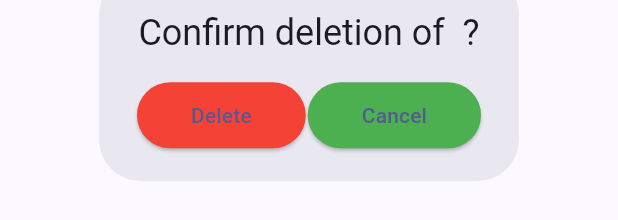
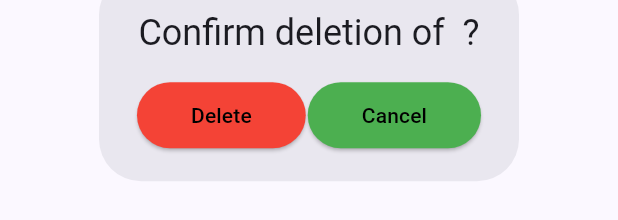
Before and after one commit to nicolaspernoud/atrium, a Flutter app: the DeleteDialog widget shown alone on an empty page, opened directly with empty values, on a phone screen of 412 x 824 dp. Shown: the part 541-761 px from the top of the screen. Run offline on Flutter 3.47's test engine with Material 3 defaults, Android fonts, the phone set to English and light mode, and no system bars; our stand-ins replace dio, file_picker, flutter_colorpicker, flutter_local_notifications, scrollable_positioned_list, shared_preferences and 2 more; missing offline and left inert: dart:html, filesize, pdfx, rich_clipboard, webdav_client, webview_cookie_manager and 1 more; accounts and stored records are empty; network calls fail; project files that could hold a hidden picture were left out.

Commit message:
fix: delete dialog buttons color

```diff
--- a/frontend/lib/components/delete_dialog.dart
+++ b/frontend/lib/components/delete_dialog.dart
@@ -24,8 +24,7 @@ class _DeleteDialogState extends State<DeleteDialog> {
             children: [
               ElevatedButton(
                 style: ElevatedButton.styleFrom(
-                  backgroundColor: Colors.red, // background
-                ),
+                    backgroundColor: Colors.red, foregroundColor: Colors.black),
                 onPressed: () => Navigator.pop(context, true),
                 child: Padding(
                   padding: const EdgeInsets.all(12.0),
@@ -34,7 +33,8 @@ class _DeleteDialogState extends State<DeleteDialog> {
               ),
               ElevatedButton(
                 style: ElevatedButton.styleFrom(
-                  backgroundColor: Colors.green, // background
+                  backgroundColor: Colors.green,
+                  foregroundColor: Colors.black,
                 ),
                 onPressed: () => Navigator.pop(context, false),
                 child: Padding(
```
